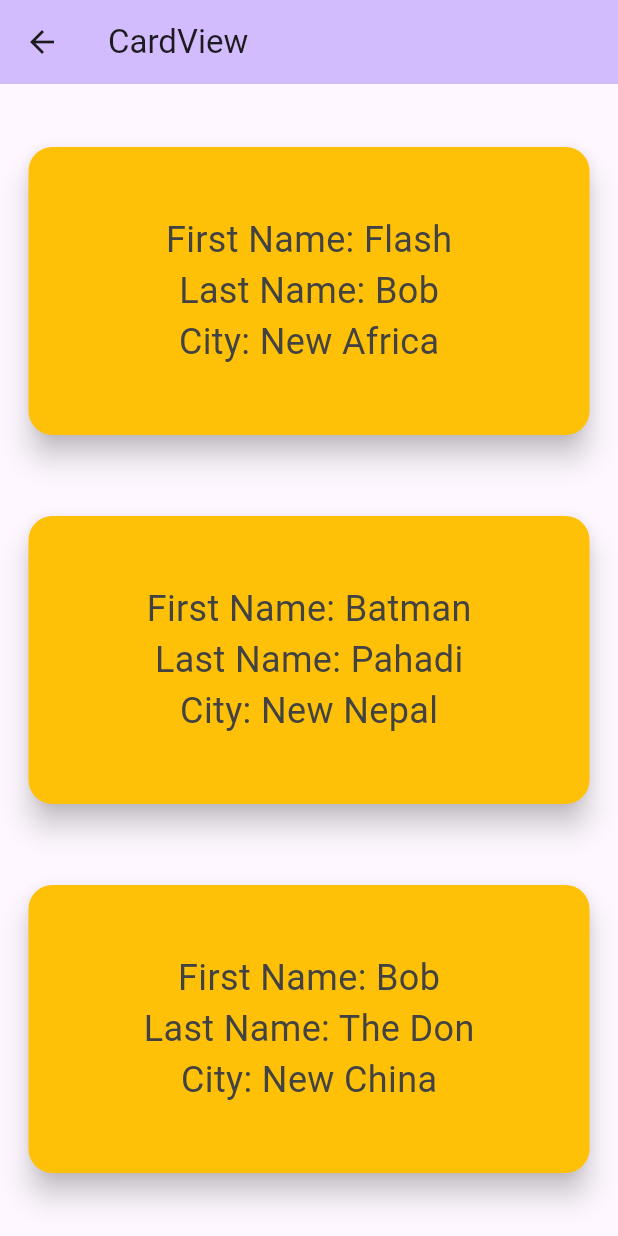
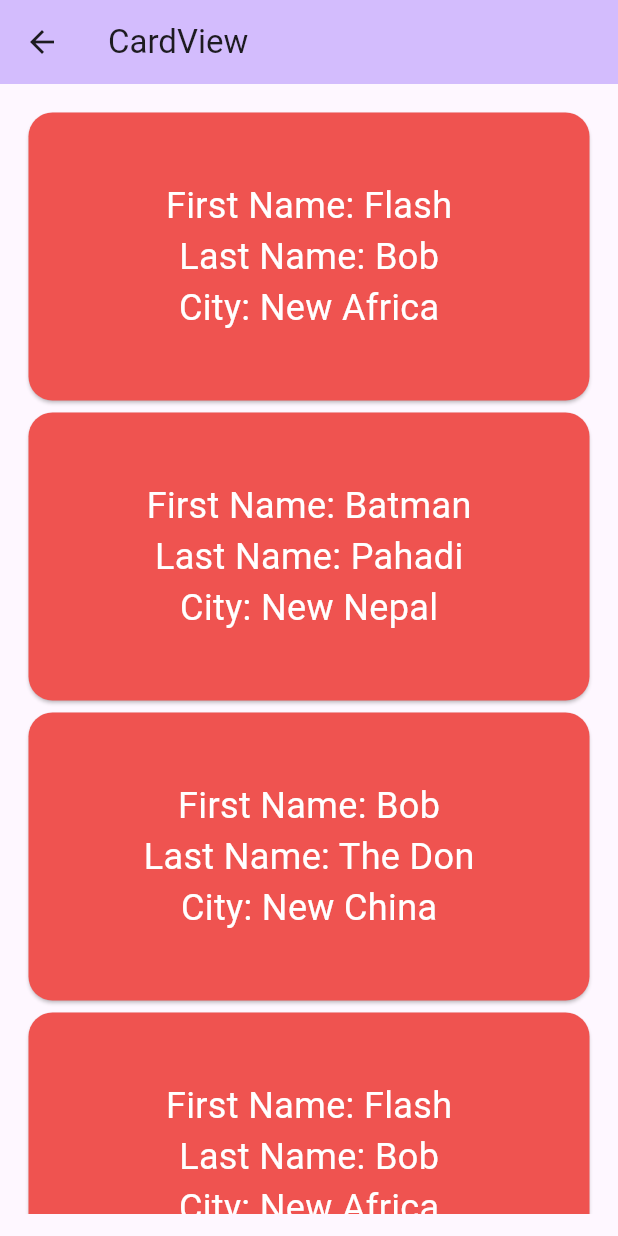
Before and after one commit to 82-Gaurab/flutter_for_college, a Flutter app: the CardViewScreen screen opened directly, on a phone screen of 412 x 824 dp. Run offline on Flutter 3.47's test engine with Material 3 defaults, Android fonts, the phone set to English and light mode, and no system bars.

Commit message:
create list and dynamic display of cards

```diff
--- a/lib/screens/cardview_screen.dart
+++ b/lib/screens/cardview_screen.dart
@@ -7,6 +7,21 @@ class CardViewScreen extends StatelessWidget {
 
   @override
   Widget build(BuildContext context) {
+    final List<StudentModel> _lstStudent = [
+      StudentModel(fname: "Flash", lname: "Bob", city: "Africa"),
+      StudentModel(fname: "Batman", lname: "Pahadi", city: "Nepal"),
+      StudentModel(fname: "Bob", lname: "The Don", city: "China"),
+      StudentModel(fname: "Flash", lname: "Bob", city: "Africa"),
+      StudentModel(fname: "Batman", lname: "Pahadi", city: "Nepal"),
+      StudentModel(fname: "Bob", lname: "The Don", city: "China"),
+      StudentModel(fname: "Flash", lname: "Bob", city: "Africa"),
+      StudentModel(fname: "Batman", lname: "Pahadi", city: "Nepal"),
+      StudentModel(fname: "Bob", lname: "The Don", city: "China"),
+      StudentModel(fname: "Flash", lname: "Bob", city: "Africa"),
+      StudentModel(fname: "Batman", lname: "Pahadi", city: "Nepal"),
+      StudentModel(fname: "Bob", lname: "The Don", city: "China"),
+    ];
+
     return Scaffold(
       appBar: AppBar(
         title: const Text('CardView'),
@@ -14,31 +29,13 @@ class CardViewScreen extends StatelessWidget {
       ),
       body: Padding(
         padding: const EdgeInsets.all(15),
-        child: Column(
-          mainAxisAlignment: MainAxisAlignment.spaceAround,
-          children: [
-            CardWidget(
-              student: StudentModel(
-                fname: "Flash",
-                lname: "Bob",
-                city: "Africa",
-              ),
-            ),
-            CardWidget(
-              student: StudentModel(
-                fname: "Batman",
-                lname: "Pahadi",
-                city: "Nepal",
-              ),
-            ),
-            CardWidget(
-              student: StudentModel(
-                fname: "Bob",
-                lname: "The Don",
-                city: "China",
-              ),
-            ),
-          ],
+        child: ListView.builder(
+          physics: BouncingScrollPhysics(),
+          itemCount: _lstStudent.length,
+          itemBuilder: (BuildContext context, int index) {
+            StudentModel student = _lstStudent[index];
+            return CardWidget(student: student);
+          },
         ),
       ),
     );
--- a/lib/widgets/card_widget.dart
+++ b/lib/widgets/card_widget.dart
@@ -15,23 +15,22 @@ class CardWidget extends StatelessWidget {
         shape: RoundedRectangleBorder(
           borderRadius: BorderRadiusGeometry.circular(16),
         ),
-        elevation: 8,
-        color: Colors.amber,
+        color: Colors.red[400],
         child: Center(
           child: Column(
             mainAxisAlignment: MainAxisAlignment.center,
             children: [
               Text(
                 "First Name: ${student.fname}",
-                style: TextStyle(fontSize: 24, color: Colors.grey.shade800),
+                style: TextStyle(fontSize: 24, color: Colors.white),
               ),
               Text(
                 "Last Name: ${student.lname}",
-                style: TextStyle(fontSize: 24, color: Colors.grey.shade800),
+                style: TextStyle(fontSize: 24, color: Colors.white),
               ),
               Text(
                 "City: New ${student.city}",
-                style: TextStyle(fontSize: 24, color: Colors.grey.shade800),
+                style: TextStyle(fontSize: 24, color: Colors.white),
               ),
             ],
           ),
```
